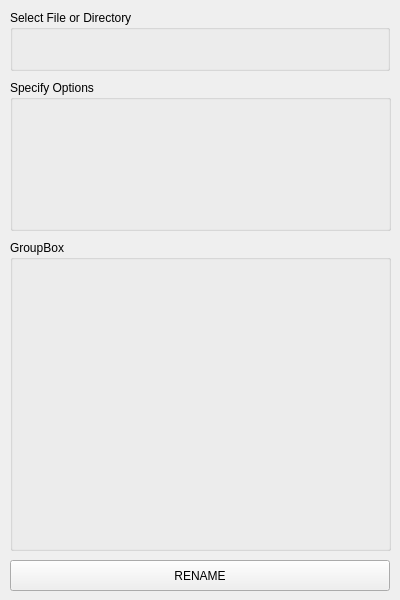
First picture: the form in src/main.ui, repository OiNutter/deedPoll, before the edit.
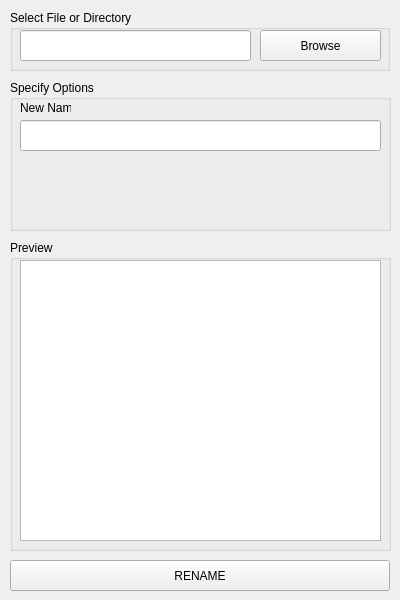
Second picture: the form after the edit.

Commit message: Built basic gui with basic rename functionality

```diff
--- a/src/main.ui
+++ b/src/main.ui
@@ -26,6 +26,29 @@
     <property name="title">
      <string>Select File or Directory</string>
     </property>
+    <widget class="QPushButton" name="browseButton">
+     <property name="geometry">
+      <rect>
+       <x>250</x>
+       <y>20</y>
+       <width>121</width>
+       <height>31</height>
+      </rect>
+     </property>
+     <property name="text">
+      <string>Browse</string>
+     </property>
+    </widget>
+    <widget class="QLineEdit" name="fileInput">
+     <property name="geometry">
+      <rect>
+       <x>10</x>
+       <y>20</y>
+       <width>231</width>
+       <height>31</height>
+      </rect>
+     </property>
+    </widget>
    </widget>
    <widget class="QGroupBox" name="groupBox">
     <property name="geometry">
@@ -39,6 +62,29 @@
     <property name="title">
      <string>Specify Options</string>
     </property>
+    <widget class="QLabel" name="label">
+     <property name="geometry">
+      <rect>
+       <x>10</x>
+       <y>20</y>
+       <width>51</width>
+       <height>16</height>
+      </rect>
+     </property>
+     <property name="text">
+      <string>New Name</string>
+     </property>
+    </widget>
+    <widget class="QLineEdit" name="newName">
+     <property name="geometry">
+      <rect>
+       <x>10</x>
+       <y>40</y>
+       <width>361</width>
+       <height>31</height>
+      </rect>
+     </property>
+    </widget>
    </widget>
    <widget class="QGroupBox" name="groupBox_2">
     <property name="geometry">
@@ -50,8 +96,18 @@
      </rect>
     </property>
     <property name="title">
-     <string>GroupBox</string>
+     <string>Preview</string>
     </property>
+    <widget class="QListView" name="previewList">
+     <property name="geometry">
+      <rect>
+       <x>10</x>
+       <y>20</y>
+       <width>361</width>
+       <height>281</height>
+      </rect>
+     </property>
+    </widget>
    </widget>
    <widget class="QPushButton" name="pushButton">
     <property name="geometry">
```
Left out of the diff: 2 changed lines with no effect on the pictures. The commit also changes 2 other files.
